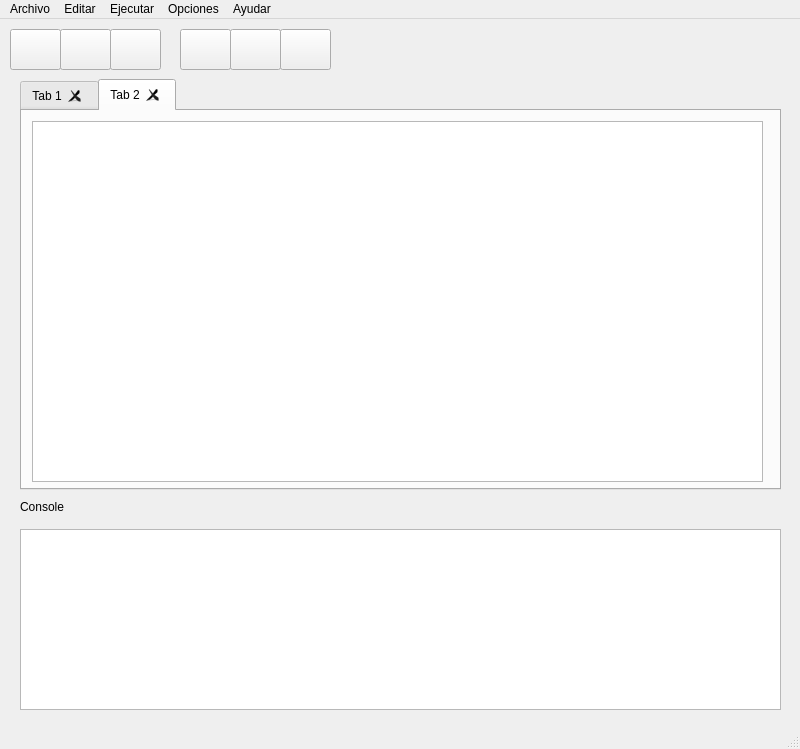
Old version of the form ui/main.ui in the repository herberthobregon/compi2py.
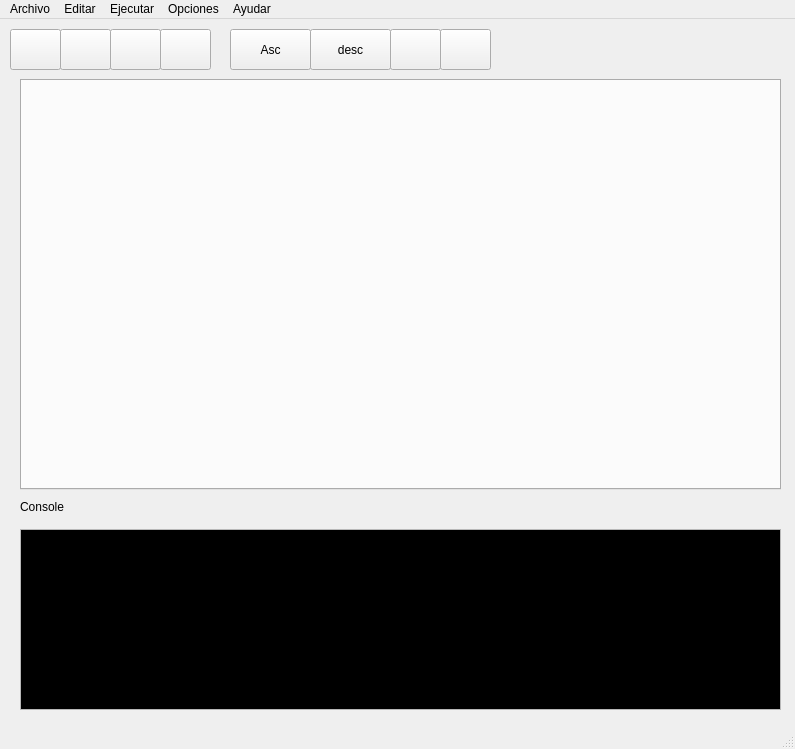
New version of the form. Icons and pictures are not drawn.

```diff
--- a/ui/main.ui
+++ b/ui/main.ui
@@ -6,7 +6,7 @@
    <rect>
     <x>0</x>
     <y>0</y>
-    <width>800</width>
+                <width>795</width>
     <height>749</height>
    </rect>
   </property>
@@ -37,76 +37,7 @@
      </size>
     </property>
    </widget>
-   <widget class="QPushButton" name="pushButton_2">
-    <property name="geometry">
-     <rect>
-      <x>60</x>
-      <y>10</y>
-      <width>51</width>
-      <height>41</height>
-     </rect>
-    </property>
-    <property name="text">
-     <string/>
-    </property>
-    <property name="icon">
-     <iconset>
-      <normaloff>../static/icons/twotone_save_black_36dp.png</normaloff>../static/icons/twotone_save_black_36dp.png</iconset>
-    </property>
-    <property name="iconSize">
-     <size>
-      <width>24</width>
-      <height>24</height>
-     </size>
-    </property>
-   </widget>
-   <widget class="QPushButton" name="pushButton_3">
-    <property name="geometry">
-     <rect>
-      <x>180</x>
-      <y>10</y>
-      <width>51</width>
-      <height>41</height>
-     </rect>
-    </property>
-    <property name="text">
-     <string/>
-    </property>
-    <property name="icon">
-     <iconset>
-      <normaloff>../static/icons/twotone_play_circle_filled_black_24dp.png</normaloff>../static/icons/twotone_play_circle_filled_black_24dp.png</iconset>
-    </property>
-    <property name="iconSize">
-     <size>
-      <width>24</width>
-      <height>24</height>
-     </size>
-    </property>
-   </widget>
-   <widget class="QPushButton" name="pushButton_4">
-    <property name="geometry">
-     <rect>
-      <x>230</x>
-      <y>10</y>
-      <width>51</width>
-      <height>41</height>
-     </rect>
-    </property>
-    <property name="text">
-     <string/>
-    </property>
-    <property name="icon">
-     <iconset>
-      <normaloff>../static/icons/twotone_bug_report_black_36dp.png</normaloff>../static/icons/twotone_bug_report_black_36dp.png</iconset>
-    </property>
-    <property name="iconSize">
-     <size>
-      <width>24</width>
-      <height>24</height>
-     </size>
-    </property>
-   </widget>
-   <widget class="QPushButton" name="pushButton_5">
+            <widget class="QPushButton" name="btnGuardar">
     <property name="geometry">
      <rect>
       <x>110</x>
@@ -132,18 +63,95 @@
    <widget class="QPushButton" name="pushButton_6">
     <property name="geometry">
      <rect>
-      <x>280</x>
+                        <x>230</x>
       <y>10</y>
+                        <width>81</width>
+                        <height>41</height>
+                    </rect>
+                </property>
+                <property name="text">
+                    <string>Asc</string>
+                </property>
+                <property name="icon">
+                    <iconset>
+                        <normaloff>../static/icons/twotone_play_circle_filled_black_24dp.png</normaloff>
+                        ../static/icons/twotone_play_circle_filled_black_24dp.png
+                    </iconset>
+                </property>
+                <property name="iconSize">
+                    <size>
+                        <width>24</width>
+                        <height>24</height>
+                    </size>
+                </property>
+            </widget>
+            <widget class="QPushButton" name="btnDebug">
+                <property name="geometry">
+                    <rect>
+                        <x>390</x>
+                        <y>10</y>
       <width>51</width>
       <height>41</height>
      </rect>
     </property>
     <property name="text">
-     <string/>
+                    <string />
     </property>
     <property name="icon">
      <iconset>
-      <normaloff>../static/icons/twotone_pan_tool_black_36dp.png</normaloff>../static/icons/twotone_pan_tool_black_36dp.png</iconset>
+                        <normaloff>../static/icons/twotone_bug_report_black_36dp.png</normaloff>
+                        ../static/icons/twotone_bug_report_black_36dp.png
+                    </iconset>
+                </property>
+                <property name="iconSize">
+                    <size>
+                        <width>24</width>
+                        <height>24</height>
+                    </size>
+                </property>
+            </widget>
+            <widget class="QPushButton" name="btnCerrarPestana">
+                <property name="geometry">
+                    <rect>
+                        <x>160</x>
+                        <y>10</y>
+                        <width>51</width>
+                        <height>41</height>
+                    </rect>
+                </property>
+                <property name="text">
+                    <string />
+                </property>
+                <property name="icon">
+                    <iconset>
+                        <normaloff>../static/icons/twotone_cancel_black_36dp.png</normaloff>
+                        ../static/icons/twotone_cancel_black_36dp.png
+                    </iconset>
+                </property>
+                <property name="iconSize">
+                    <size>
+                        <width>24</width>
+                        <height>24</height>
+                    </size>
+                </property>
+            </widget>
+            <widget class="QPushButton" name="btnStopRun">
+                <property name="geometry">
+                    <rect>
+                        <x>440</x>
+                        <y>10</y>
+                        <width>51</width>
+                        <height>41</height>
+                    </rect>
+                </property>
+                <property name="text">
+                    <string />
+                </property>
+                <property name="icon">
+                    <iconset>
+                        <normaloff>../static/icons/twotone_pan_tool_black_36dp.png</normaloff>
+                        ../static/icons/twotone_pan_tool_black_36dp.png
+                    </iconset>
     </property>
     <property name="iconSize">
      <size>
@@ -173,36 +181,6 @@
     <property name="movable">
      <bool>true</bool>
     </property>
-    <widget class="QWidget" name="tab1">
-     <attribute name="title">
-      <string>Tab 1</string>
-     </attribute>
-     <widget class="QTextEdit" name="teEditor1">
-      <property name="geometry">
-       <rect>
-        <x>10</x>
-        <y>10</y>
-        <width>731</width>
-        <height>361</height>
-       </rect>
-      </property>
-     </widget>
-    </widget>
-    <widget class="QWidget" name="tab_2">
-     <attribute name="title">
-      <string>Tab 2</string>
-     </attribute>
-     <widget class="QTextEdit" name="teEditor2">
-      <property name="geometry">
-       <rect>
-        <x>10</x>
-        <y>10</y>
-        <width>731</width>
-        <height>361</height>
-       </rect>
-      </property>
-     </widget>
-    </widget>
    </widget>
    <widget class="QTextEdit" name="textEdit">
     <property name="geometry">
@@ -213,8 +191,105 @@
       <height>181</height>
      </rect>
     </property>
-   </widget>
-   <widget class="QLabel" name="label">
+                <property name="palette">
+                    <palette>
+                        <active>
+                            <colorrole role="Text">
+                                <brush brushstyle="SolidPattern">
+                                    <color alpha="255">
+                                        <red>118</red>
+                                        <green>252</green>
+                                        <blue>123</blue>
+                                    </color>
+                                </brush>
+                            </colorrole>
+                            <colorrole role="Base">
+                                <brush brushstyle="SolidPattern">
+                                    <color alpha="255">
+                                        <red>0</red>
+                                        <green>0</green>
+                                        <blue>0</blue>
+                                    </color>
+                                </brush>
+                            </colorrole>
+                            <colorrole role="PlaceholderText">
+                                <brush brushstyle="SolidPattern">
+                                    <color alpha="128">
+                                        <red>118</red>
+                                        <green>252</green>
+                                        <blue>123</blue>
+                                    </color>
+                                </brush>
+                            </colorrole>
+                        </active>
+                        <inactive>
+                            <colorrole role="Text">
+                                <brush brushstyle="SolidPattern">
+                                    <color alpha="255">
+                                        <red>118</red>
+                                        <green>252</green>
+                                        <blue>123</blue>
+                                    </color>
+                                </brush>
+                            </colorrole>
+                            <colorrole role="Base">
+                                <brush brushstyle="SolidPattern">
+                                    <color alpha="255">
+                                        <red>0</red>
+                                        <green>0</green>
+                                        <blue>0</blue>
+                                    </color>
+                                </brush>
+                            </colorrole>
+                            <colorrole role="PlaceholderText">
+                                <brush brushstyle="SolidPattern">
+                                    <color alpha="128">
+                                        <red>118</red>
+                                        <green>252</green>
+                                        <blue>123</blue>
+                                    </color>
+                                </brush>
+                            </colorrole>
+                        </inactive>
+                        <disabled>
+                            <colorrole role="Text">
+                                <brush brushstyle="SolidPattern">
+                                    <color alpha="63">
+                                        <red>255</red>
+                                        <green>255</green>
+                                        <blue>255</blue>
+                                    </color>
+                                </brush>
+                            </colorrole>
+                            <colorrole role="Base">
+                                <brush brushstyle="SolidPattern">
+                                    <color alpha="255">
+                                        <red>50</red>
+                                        <green>50</green>
+                                        <blue>50</blue>
+                                    </color>
+                                </brush>
+                            </colorrole>
+                            <colorrole role="PlaceholderText">
+                                <brush brushstyle="SolidPattern">
+                                    <color alpha="128">
+                                        <red>255</red>
+                                        <green>255</green>
+                                        <blue>255</blue>
+                                    </color>
+                                </brush>
+                            </colorrole>
+                        </disabled>
+                    </palette>
+                </property>
+                <property name="font">
+                    <font>
+                        <family>Monaco</family>
+                        <pointsize>12</pointsize>
+                    </font>
+                </property>
+            </widget>
+            <widget class="QLabel" name="lbConsole">
     <property name="geometry">
      <rect>
       <x>20</x>
@@ -227,13 +302,63 @@
      <string>Console</string>
     </property>
    </widget>
+            <widget class="QPushButton" name="btnAbrir">
+                <property name="geometry">
+                    <rect>
+                        <x>60</x>
+                        <y>10</y>
+                        <width>51</width>
+                        <height>41</height>
+                    </rect>
+                </property>
+                <property name="text">
+                    <string />
+                </property>
+                <property name="icon">
+                    <iconset>
+                        <normaloff>../static/icons/twotone_folder_open_black_36dp.png</normaloff>
+                        ../static/icons/twotone_folder_open_black_36dp.png
+                    </iconset>
+                </property>
+                <property name="iconSize">
+                    <size>
+                        <width>24</width>
+                        <height>24</height>
+                    </size>
+                </property>
+            </widget>
+            <widget class="QPushButton" name="btnRunDesc">
+                <property name="geometry">
+                    <rect>
+                        <x>310</x>
+                        <y>10</y>
+                        <width>81</width>
+                        <height>41</height>
+                    </rect>
+                </property>
+                <property name="text">
+                    <string>desc</string>
+                </property>
+                <property name="icon">
+                    <iconset>
+                        <normaloff>../static/icons/twotone_play_circle_filled_black_24dp.png</normaloff>
+                        ../static/icons/twotone_play_circle_filled_black_24dp.png
+                    </iconset>
+                </property>
+                <property name="iconSize">
+                    <size>
+                        <width>24</width>
+                        <height>24</height>
+                    </size>
+                </property>
+            </widget>
   </widget>
   <widget class="QMenuBar" name="menubar">
    <property name="geometry">
     <rect>
      <x>0</x>
      <y>0</y>
-     <width>800</width>
+                    <width>795</width>
      <height>22</height>
     </rect>
    </property>
@@ -276,16 +401,16 @@
     <property name="title">
      <string>Ayudar</string>
     </property>
-    <addaction name="actionAcerca_de"/>
-    <addaction name="actionManuales"/>
-   </widget>
-   <addaction name="menuArchivo"/>
-   <addaction name="menuEditar"/>
-   <addaction name="menuEjecutar"/>
-   <addaction name="menuOpciones"/>
-   <addaction name="menuAyudar"/>
-  </widget>
-  <widget class="QStatusBar" name="statusbar"/>
+                <addaction name="actionAcerca_de" />
+                <addaction name="actionManuales" />
+            </widget>
+            <addaction name="menuArchivo" />
+            <addaction name="menuEditar" />
+            <addaction name="menuEjecutar" />
+            <addaction name="menuOpciones" />
+            <addaction name="menuAyudar" />
+        </widget>
+        <widget class="QStatusBar" name="statusbar" />
   <action name="actionNuevo">
    <property name="text">
     <string>Nuevo</string>
```
Left out of the diff: 282 changed lines with no effect on the pictures. Lines whose indentation alone changed are shown as unchanged.
